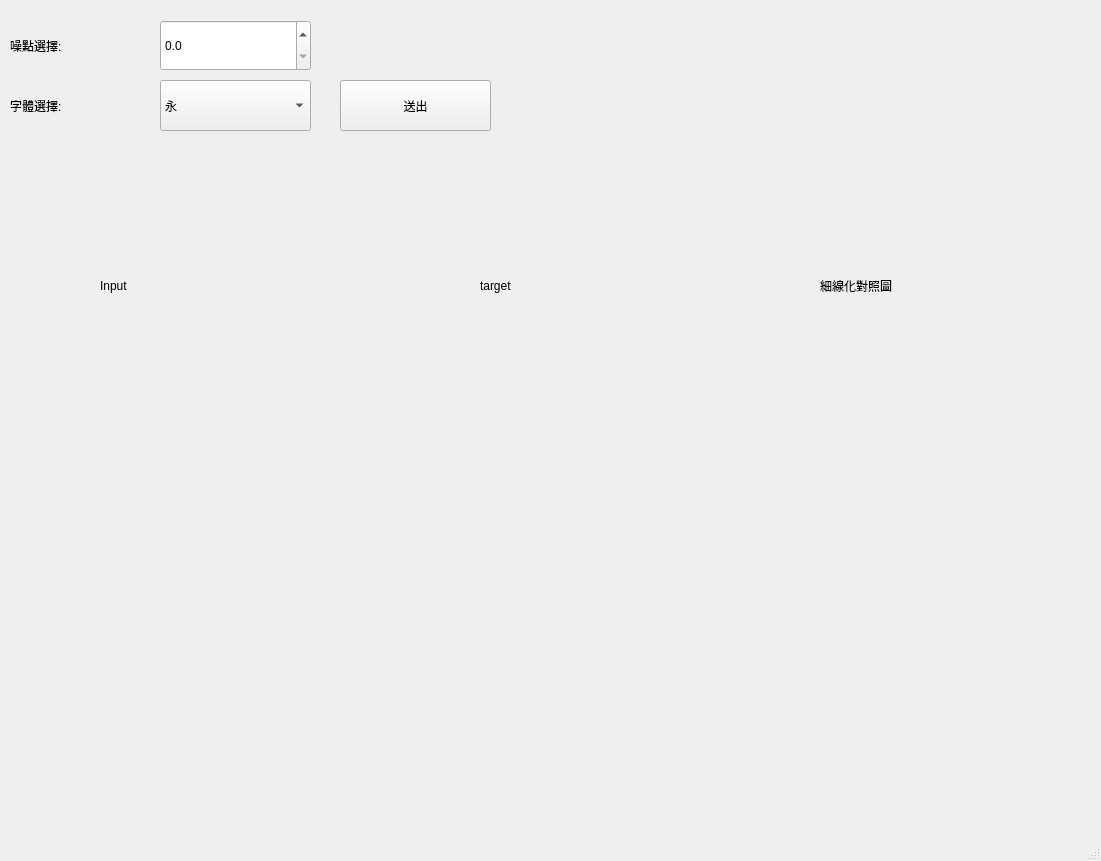
Before: the Qt Designer form demo/demo.ui in Holisha/6axis_revision, drawn with Qt 5.
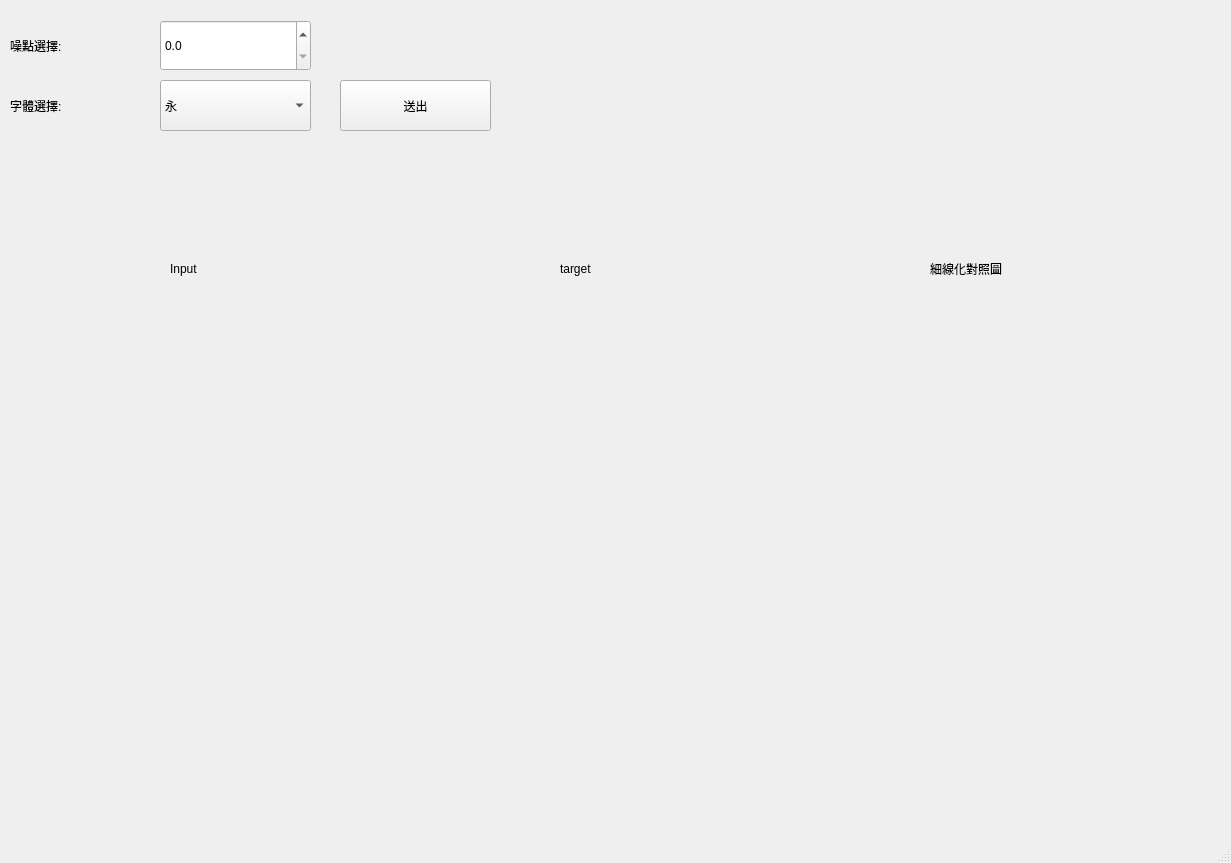
After: the same form once the commit is applied. Icons and pictures are not drawn.

What changed in the file:
```diff
--- a/demo/demo.ui
+++ b/demo/demo.ui
@@ -6,8 +6,8 @@
    <rect>
     <x>0</x>
     <y>0</y>
-    <width>1101</width>
-    <height>861</height>
+    <width>1231</width>
+    <height>863</height>
    </rect>
   </property>
   <property name="windowTitle">
@@ -112,70 +112,13 @@
      </property>
     </item>
    </widget>
-   <widget class="QLabel" name="input">
-    <property name="geometry">
-     <rect>
-      <x>50</x>
-      <y>360</y>
-      <width>241</width>
-      <height>241</height>
-     </rect>
-    </property>
-    <property name="text">
-     <string/>
-    </property>
-    <property name="pixmap">
-     <pixmap>imgs/YONG_input.png</pixmap>
-    </property>
-    <property name="scaledContents">
-     <bool>true</bool>
-    </property>
-   </widget>
-   <widget class="QLabel" name="slim">
-    <property name="geometry">
-     <rect>
-      <x>800</x>
-      <y>360</y>
-      <width>241</width>
-      <height>241</height>
-     </rect>
-    </property>
-    <property name="text">
-     <string/>
-    </property>
-    <property name="pixmap">
-     <pixmap>imgs/red_blue.png</pixmap>
-    </property>
-    <property name="scaledContents">
-     <bool>true</bool>
-    </property>
-   </widget>
-   <widget class="QLabel" name="target">
-    <property name="geometry">
-     <rect>
-      <x>420</x>
-      <y>360</y>
-      <width>241</width>
-      <height>241</height>
-     </rect>
-    </property>
-    <property name="text">
-     <string/>
-    </property>
-    <property name="pixmap">
-     <pixmap>imgs/YONG.png</pixmap>
-    </property>
-    <property name="scaledContents">
-     <bool>true</bool>
-    </property>
-   </widget>
    <widget class="QLabel" name="label_6">
     <property name="geometry">
      <rect>
-      <x>100</x>
-      <y>260</y>
-      <width>151</width>
-      <height>51</height>
+      <x>170</x>
+      <y>250</y>
+      <width>72</width>
+      <height>38</height>
      </rect>
     </property>
     <property name="styleSheet">
@@ -188,10 +131,10 @@
    <widget class="QLabel" name="label_9">
     <property name="geometry">
      <rect>
-      <x>480</x>
-      <y>260</y>
-      <width>151</width>
-      <height>51</height>
+      <x>560</x>
+      <y>250</y>
+      <width>81</width>
+      <height>38</height>
      </rect>
     </property>
     <property name="styleSheet">
@@ -220,10 +163,10 @@
    <widget class="QLabel" name="label_3">
     <property name="geometry">
      <rect>
-      <x>820</x>
+      <x>930</x>
       <y>250</y>
-      <width>221</width>
-      <height>71</height>
+      <width>198</width>
+      <height>38</height>
      </rect>
     </property>
     <property name="styleSheet">
@@ -233,6 +176,78 @@
      <string>細線化對照圖</string>
     </property>
    </widget>
+   <widget class="QWidget" name="">
+    <property name="geometry">
+     <rect>
+      <x>10</x>
+      <y>320</y>
+      <width>1216</width>
+      <height>402</height>
+     </rect>
+    </property>
+    <layout class="QHBoxLayout" name="horizontalLayout_3">
+     <property name="spacing">
+      <number>7</number>
+     </property>
+     <item>
+      <widget class="QLabel" name="input">
+       <property name="maximumSize">
+        <size>
+         <width>400</width>
+         <height>400</height>
+        </size>
+       </property>
+       <property name="text">
+        <string/>
+       </property>
+       <property name="pixmap">
+        <pixmap>imgs/YONG_input.png</pixmap>
+       </property>
+       <property name="scaledContents">
+        <bool>true</bool>
+       </property>
+      </widget>
+     </item>
+     <item>
+      <widget class="QLabel" name="target">
+       <property name="maximumSize">
+        <size>
+         <width>400</width>
+         <height>400</height>
+        </size>
+       </property>
+       <property name="text">
+        <string/>
+       </property>
+       <property name="pixmap">
+        <pixmap>imgs/YONG.png</pixmap>
+       </property>
+       <property name="scaledContents">
+        <bool>true</bool>
+       </property>
+      </widget>
+     </item>
+     <item>
+      <widget class="QLabel" name="slim">
+       <property name="maximumSize">
+        <size>
+         <width>400</width>
+         <height>400</height>
+        </size>
+       </property>
+       <property name="text">
+        <string/>
+       </property>
+       <property name="pixmap">
+        <pixmap>imgs/red_blue.png</pixmap>
+       </property>
+       <property name="scaledContents">
+        <bool>true</bool>
+       </property>
+      </widget>
+     </item>
+    </layout>
+   </widget>
   </widget>
   <widget class="QStatusBar" name="statusbar"/>
  </widget>
```
